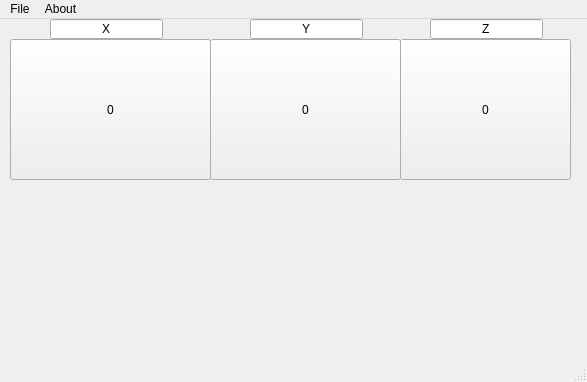
Above: overviewscreen.ui from Justist/justIdleGameQt before the change. Below: the same form after it.
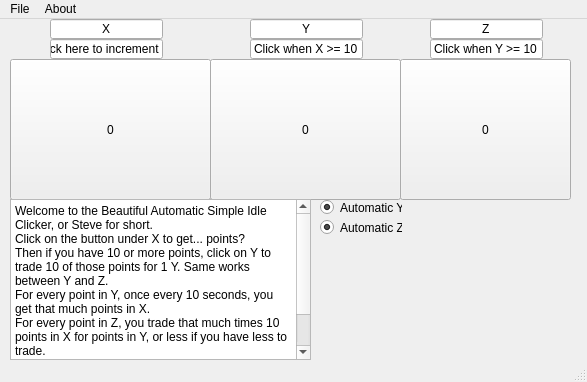
That is the form after the change.

```diff
--- a/overviewscreen.ui
+++ b/overviewscreen.ui
@@ -18,7 +18,7 @@
     <property name="geometry">
      <rect>
       <x>10</x>
-      <y>20</y>
+      <y>40</y>
       <width>201</width>
       <height>141</height>
      </rect>
@@ -31,7 +31,7 @@
     <property name="geometry">
      <rect>
       <x>210</x>
-      <y>20</y>
+      <y>40</y>
       <width>191</width>
       <height>141</height>
      </rect>
@@ -44,7 +44,7 @@
     <property name="geometry">
      <rect>
       <x>400</x>
-      <y>20</y>
+      <y>40</y>
       <width>171</width>
       <height>141</height>
      </rect>
@@ -119,6 +119,126 @@
      <bool>true</bool>
     </property>
    </widget>
+   <widget class="QLineEdit" name="subXtext">
+    <property name="geometry">
+     <rect>
+      <x>50</x>
+      <y>20</y>
+      <width>113</width>
+      <height>20</height>
+     </rect>
+    </property>
+    <property name="autoFillBackground">
+     <bool>false</bool>
+    </property>
+    <property name="text">
+     <string>Click here to increment</string>
+    </property>
+    <property name="alignment">
+     <set>Qt::AlignCenter</set>
+    </property>
+    <property name="readOnly">
+     <bool>true</bool>
+    </property>
+   </widget>
+   <widget class="QLineEdit" name="subYtext">
+    <property name="geometry">
+     <rect>
+      <x>250</x>
+      <y>20</y>
+      <width>113</width>
+      <height>20</height>
+     </rect>
+    </property>
+    <property name="autoFillBackground">
+     <bool>false</bool>
+    </property>
+    <property name="text">
+     <string>Click when X &gt;= 10</string>
+    </property>
+    <property name="alignment">
+     <set>Qt::AlignCenter</set>
+    </property>
+    <property name="readOnly">
+     <bool>true</bool>
+    </property>
+   </widget>
+   <widget class="QLineEdit" name="subZtext">
+    <property name="geometry">
+     <rect>
+      <x>430</x>
+      <y>20</y>
+      <width>113</width>
+      <height>20</height>
+     </rect>
+    </property>
+    <property name="autoFillBackground">
+     <bool>false</bool>
+    </property>
+    <property name="text">
+     <string>Click when Y &gt;= 10</string>
+    </property>
+    <property name="alignment">
+     <set>Qt::AlignCenter</set>
+    </property>
+    <property name="readOnly">
+     <bool>true</bool>
+    </property>
+   </widget>
+   <widget class="QPlainTextEdit" name="plainTextEdit">
+    <property name="geometry">
+     <rect>
+      <x>10</x>
+      <y>180</y>
+      <width>301</width>
+      <height>161</height>
+     </rect>
+    </property>
+    <property name="plainText">
+     <string>Welcome to the Beautiful Automatic Simple Idle Clicker, or Steve for short.
+Click on the button under X to get... points?
+Then if you have 10 or more points, click on Y to trade 10 of those points for 1 Y. Same works between Y and Z.
+For every point in Y, once every 10 seconds, you get that much points in X.
+For every point in Z, you trade that much times 10 points in X for points in Y, or less if you have less to trade.
+
+Use the radiobuttons on the right to disable this.</string>
+    </property>
+   </widget>
+   <widget class="QRadioButton" name="enableFAP">
+    <property name="geometry">
+     <rect>
+      <x>320</x>
+      <y>180</y>
+      <width>82</width>
+      <height>17</height>
+     </rect>
+    </property>
+    <property name="text">
+     <string>Automatic Y</string>
+    </property>
+    <property name="checked">
+     <bool>true</bool>
+    </property>
+    <property name="autoExclusive">
+     <bool>false</bool>
+    </property>
+   </widget>
+   <widget class="QRadioButton" name="enableSAP">
+    <property name="geometry">
+     <rect>
+      <x>320</x>
+      <y>200</y>
+      <width>82</width>
+      <height>17</height>
+     </rect>
+    </property>
+    <property name="text">
+     <string>Automatic Z</string>
+    </property>
+    <property name="checked">
+     <bool>true</bool>
+    </property>
+   </widget>
   </widget>
   <widget class="QMenuBar" name="menubar">
    <property name="geometry">
```
Left out of the diff: 15 changed lines with no effect on the pictures.
